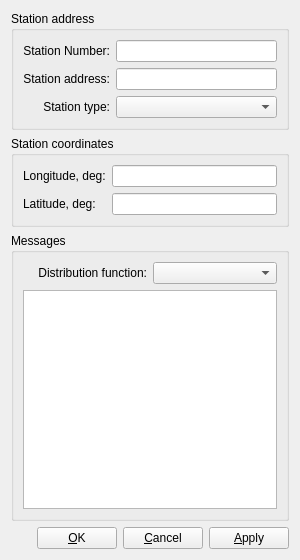
YuriyRusinov/meteor_radio, file src/gui/ui/meteor_radio_station_form.ui: the form before one commit.
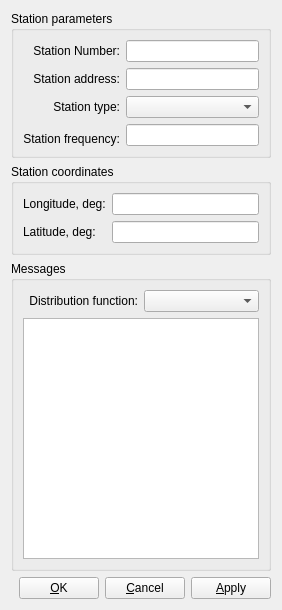
The form after the commit.

Commit message: Insert meteor station to database.

Patch:
```diff
--- a/src/gui/ui/meteor_radio_station_form.ui
+++ b/src/gui/ui/meteor_radio_station_form.ui
@@ -6,8 +6,8 @@
    <rect>
     <x>0</x>
     <y>0</y>
-    <width>300</width>
-    <height>560</height>
+    <width>282</width>
+    <height>610</height>
    </rect>
   </property>
   <property name="windowTitle">
@@ -17,7 +17,7 @@
    <item row="0" column="0">
     <widget class="QGroupBox" name="gbAddr">
      <property name="title">
-      <string>Station address</string>
+      <string>Station parameters</string>
      </property>
      <layout class="QGridLayout" name="gridLayout">
       <item row="0" column="0">
@@ -59,6 +59,19 @@
       <item row="2" column="1">
        <widget class="QComboBox" name="cbStationType"/>
       </item>
+      <item row="3" column="1" rowspan="2">
+       <widget class="QLineEdit" name="lEStationFrequency"/>
+      </item>
+      <item row="4" column="0">
+       <widget class="QLabel" name="lStationFreq">
+        <property name="text">
+         <string>&lt;html&gt;&lt;head/&gt;&lt;body&gt;&lt;p&gt;Station frequency:&lt;/p&gt;&lt;/body&gt;&lt;/html&gt;</string>
+        </property>
+        <property name="alignment">
+         <set>Qt::AlignRight|Qt::AlignTrailing|Qt::AlignVCenter</set>
+        </property>
+       </widget>
+      </item>
      </layout>
     </widget>
    </item>
```
The commit also changes 12 other files.
